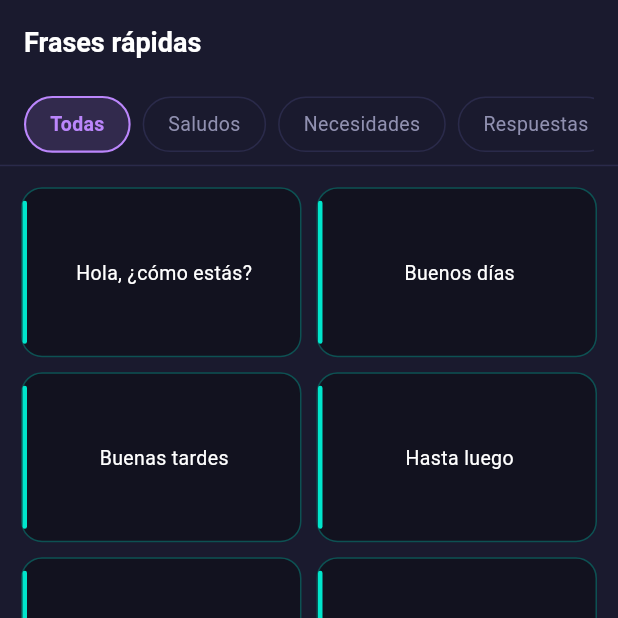
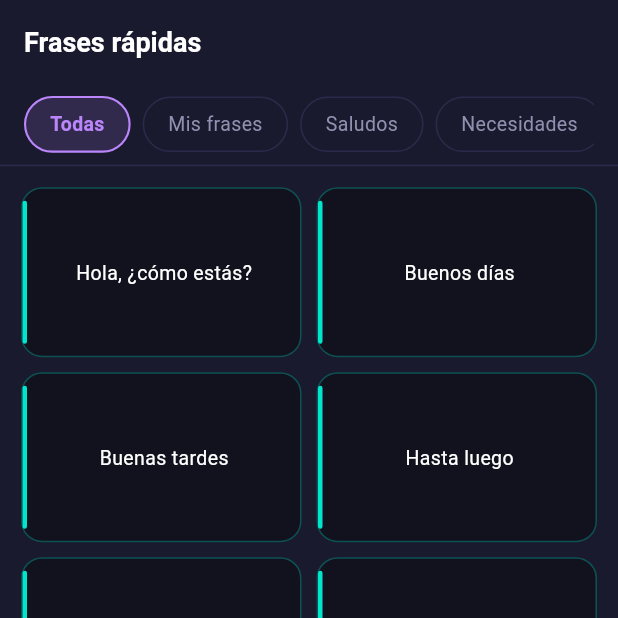
Before and after one commit to L-amoros/Recupera_Tu_Voz, a Flutter app: the FrasesScreen screen opened directly with empty values, on a phone screen of 412 x 824 dp, the top half of it. Run offline on Flutter 3.47's test engine with Material 3 defaults, Android fonts, the phone set to English and light mode, and no system bars; our stand-ins replace file_picker, flutter_tts, just_audio, share_plus, shared_preferences; accounts and stored records are empty.

Commit message:
opcion compartir audio

```diff
--- a/lib/models/frase_item.dart
+++ b/lib/models/frase_item.dart
@@ -54,5 +54,5 @@ const frasesDefault = [
 ];
 
 const categoriasAll = [
-  'Todas', 'Saludos', 'Necesidades', 'Respuestas', 'Urgente', 'Mis frases'
+  'Todas', 'Mis frases', 'Saludos', 'Necesidades', 'Respuestas', 'Urgente'
 ];
--- a/lib/screens/frases_screen.dart
+++ b/lib/screens/frases_screen.dart
@@ -1,9 +1,13 @@
 import "package:flutter/material.dart";
+import 'dart:io';
+import 'package:path_provider/path_provider.dart';
+import 'package:share_plus/share_plus.dart';
 import "../models/app_user.dart";
 import '../models/app_settings.dart';
 import '../models/frase_item.dart';
 import '../services/settings_service.dart';
 import '../services/tts_service.dart';
+import '../services/api_service.dart';
 import '../theme/app_theme.dart';
 import '../widgets/shared_widgets.dart';
 
@@ -50,6 +54,61 @@ class _FrasesScreenState extends State<FrasesScreen> {
   Future<void> _loadFrases() async {
     final list = await _settingsSvc.loadFrasesPersonales();
     if (mounted) setState(() => _frasesPersonales = list);
+  }
+
+  // Índice de la frase que está siendo preparada para compartir
+  int? _sharingIndex;
+
+  Future<void> _compartirAudio(int index, String texto) async {
+    // Solo si hay voz clonada disponible
+    if (widget.user?.token == null || !(widget.user?.hasVoice ?? false)) {
+      ScaffoldMessenger.of(context).showSnackBar(const SnackBar(
+        content: Text('Necesitas tener una voz clonada para compartir audio'),
+        backgroundColor: Colors.orange,
+      ));
+      return;
+    }
+
+    if (_sharingIndex != null) return; // ya hay una compartición en curso
+
+    setState(() => _sharingIndex = index);
+
+    try {
+      final api = VoiceApiService();
+      final bytes = await api.synthesize(
+        token: widget.user!.token!,
+        text: texto,
+        speed: (widget.settings.velocidad + 0.5).clamp(0.5, 2.0),
+      );
+
+      // Guardar en archivo temporal
+      final dir = await getTemporaryDirectory();
+      final safeNombre = texto
+          .replaceAll(RegExp(r'[^\w\s]'), '')
+          .trim()
+          .replaceAll(' ', '_')
+          .substring(0, texto.length.clamp(0, 30));
+      final file = File('${dir.path}/voz_$safeNombre.mp3');
+      await file.writeAsBytes(bytes);
+
+      if (!mounted) return;
+
+      // Compartir con sheet nativo (permite elegir WhatsApp u otras apps)
+      await Share.shareXFiles(
+        [XFile(file.path, mimeType: 'audio/mpeg')],
+        text: texto,
+        subject: 'Audio generado por mi voz',
+      );
+    } catch (e) {
+      if (mounted) {
+        ScaffoldMessenger.of(context).showSnackBar(SnackBar(
+          content: Text('Error al generar audio: $e'),
+          backgroundColor: AppColors.warn.withValues(alpha: 0.9),
+        ));
+      }
+    } finally {
+      if (mounted) setState(() => _sharingIndex = null);
+    }
   }
 
   Future<void> _hablar(int index, String texto) async {
@@ -284,7 +343,11 @@ class _FrasesScreenState extends State<FrasesScreen> {
                   frase: frase,
                   isActive: isActive,
                   isBusy: isBusy,
+                  isSharing: _sharingIndex == i,
                   onTap: () => _hablar(i, frase.texto),
+                  onShare: (widget.user?.hasVoice ?? false)
+                      ? () => _compartirAudio(i, frase.texto)
+                      : null,
                   onLongPress: frase.esPersonal
                       ? () => _confirmarEliminar(frase)
                       : null,
@@ -311,15 +374,19 @@ class _FraseTile extends StatefulWidget {
   final FraseItem frase;
   final bool isActive; // esta tile está siendo sintetizada/reproducida
   final bool isBusy;  // otra tile está activa (esta queda bloqueada)
+  final bool isSharing; // generando audio para compartir
   final VoidCallback onTap;
   final VoidCallback? onLongPress;
+  final VoidCallback? onShare; // null = sin voz clonada
 
   const _FraseTile({
     required this.frase,
     required this.isActive,
     required this.isBusy,
+    required this.isSharing,
     required this.onTap,
     this.onLongPress,
+    this.onShare,
   });
 
   @override
@@ -399,6 +466,33 @@ class _FraseTileState extends State<_FraseTile>
                     ),
                   ),
                 ),
+                // ── Icono compartir (avión) — esquina superior izquierda ──
+                if (widget.onShare != null)
+                  Positioned(
+                    top: 5, left: 7,
+                    child: GestureDetector(
+                      onTap: widget.isBusy || widget.isSharing
+                          ? null
+                          : widget.onShare,
+                      behavior: HitTestBehavior.opaque,
+                      child: Padding(
+                        padding: const EdgeInsets.all(3),
+                        child: widget.isSharing
+                            ? SizedBox(
+                          width: 12, height: 12,
+                          child: CircularProgressIndicator(
+                            strokeWidth: 1.5,
+                            color: _accent.withValues(alpha: 0.7),
+                          ),
+                        )
+                            : Icon(
+                          Icons.send_rounded,
+                          size: 13,
+                          color: _accent.withValues(alpha: 0.65),
+                        ),
+                      ),
+                    ),
+                  ),
                 // Spinner cuando esta tile es la activa
                 if (widget.isActive)
                   Positioned(
--- a/pubspec.yaml
+++ b/pubspec.yaml
@@ -14,6 +14,8 @@ dependencies:
   http: ^1.2.1
   shared_preferences: ^2.3.2
   file_picker: ^8.0.0
+  share_plus: ^10.0.0
+  path_provider: ^2.1.0
 
 dev_dependencies:
   flutter_launcher_icons: ^0.13.1
```
Also changed, not shown: pubspec.lock, 6 other files.
